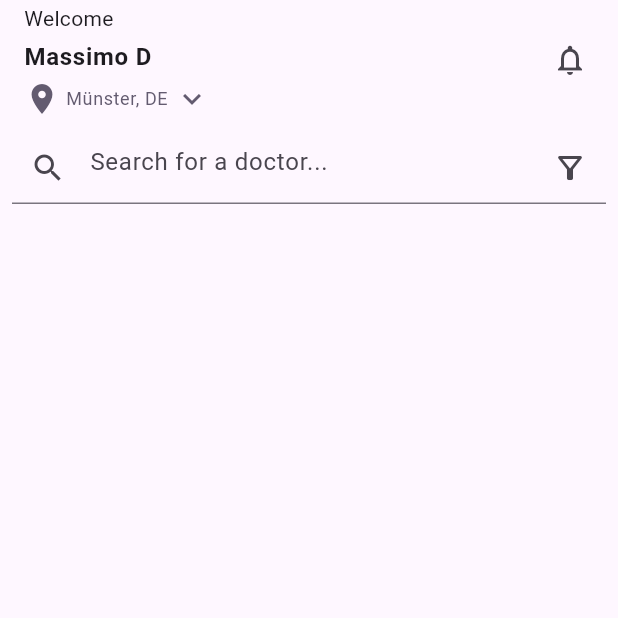
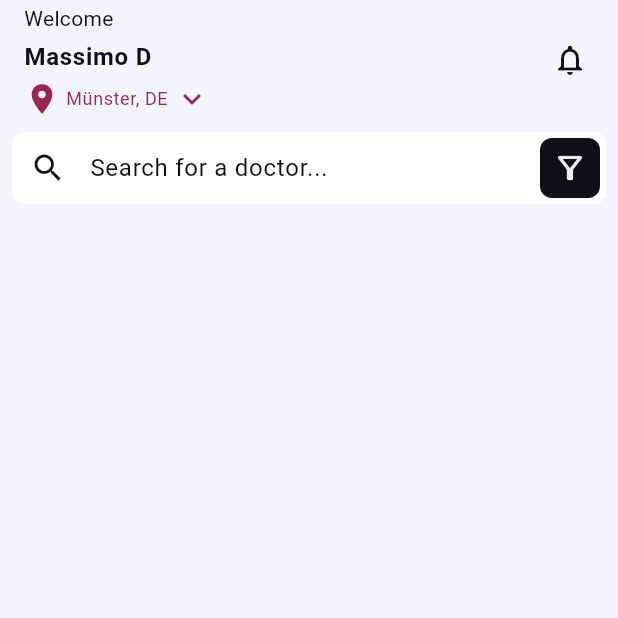
Before and after one commit to HSayer44/doctors, a Flutter app: the screen it shows after launch, on a phone screen of 412 x 824 dp, the top half of it. Run offline on Flutter 3.47's test engine with Material 3 defaults, Android fonts, the phone set to English and light mode, and no system bars; our stand-ins replace google_fonts.

Commit message:
app theme

```diff
--- a/lib/main.dart
+++ b/lib/main.dart
@@ -1,4 +1,5 @@
 import 'package:doctors/screens/home_screen.dart';
+import 'package:doctors/shared/theme/app_theme.dart';
 import 'package:flutter/material.dart';
 
 void main() {
@@ -12,10 +13,7 @@ class MyApp extends StatelessWidget {
   Widget build(BuildContext context) {
     return MaterialApp(
       title: 'Flutter Demo',
-      theme: ThemeData(
-        colorScheme: ColorScheme.fromSeed(seedColor: Colors.deepPurple),
-        useMaterial3: true,
-      ),
+      theme: const AppTheme().themeData,
       home: const HomeScreen(),
     );
   }
--- a/lib/screens/home_screen.dart
+++ b/lib/screens/home_screen.dart
@@ -58,7 +58,12 @@ class HomeView extends StatelessWidget {
                   suffixIcon: Container(
                       margin: const EdgeInsets.all(4),
                       padding: const EdgeInsets.all(8),
-                      child: const Icon(Icons.filter_alt_outlined)),
+                      decoration:
+                          BoxDecoration(color: colorScheme.onSurfaceVariant, borderRadius: BorderRadius.circular(8)),
+                      child: Icon(
+                        Icons.filter_alt_outlined,
+                        color: colorScheme.surfaceVariant,
+                      )),
                 ),
               ),
             )),
--- /dev/null
+++ b/lib/shared/theme/app_theme.dart
@@ -0,0 +1,104 @@
+import 'package:flutter/material.dart';
+import 'package:google_fonts/google_fonts.dart';
+
+class AppTheme {
+  const AppTheme();
+
+  ThemeData get themeData {
+    return ThemeData(
+      useMaterial3: true,
+      colorScheme: _colorScheme,
+      textTheme: _textTheme,
+      inputDecorationTheme: _inputDecorationTheme,
+      filledButtonTheme: _filledButtonTheme,
+    );
+  }
+
+  static ColorScheme get _colorScheme {
+    return const ColorScheme(
+      brightness: Brightness.light,
+      primary: Color(0xff909cdf),
+      onPrimary: Color(0xffFFFFFF),
+      primaryContainer: Color(0xfff2f3fb),
+      onPrimaryContainer: Color(0xff000000),
+      secondary: Color(0xff9c254d),
+      onSecondary: Color(0xffffffff),
+      secondaryContainer: Color(0xffdfa3b7),
+      tertiary: Color(0xffb6c2ff),
+      tertiaryContainer: Color(0xffffffff),
+      errorContainer: Color(0xfffcd8df),
+      onErrorContainer: Color(0xff000000),
+      surfaceVariant: Color(0xffeeeeee),
+      outline: Color(0xff737373),
+      outlineVariant: Color(0xffbfbfbf),
+      inverseSurface: Color(0xff121212),
+      surfaceTint: Color(0xff909cdf),
+      error: Color(0xFF5e162e),
+      onError: Color(0xFFf5e9ed),
+      background: Color(0xFFFFFFFF),
+      onBackground: Color(0xff000000),
+      surface: Color(0xFFf4f5fc),
+      onSurface: Color(0xFF0e1016),
+    );
+  }
+
+  static TextTheme get _textTheme {
+    const textTheme = TextTheme();
+
+    final bodyFont = GoogleFonts.ibmPlexSansTextTheme(textTheme);
+    final headingFont = GoogleFonts.syneMonoTextTheme(textTheme);
+
+    return bodyFont.copyWith(
+      displayLarge: headingFont.displayLarge,
+      displayMedium: headingFont.displayMedium,
+      displaySmall: headingFont.displaySmall,
+      headlineLarge: headingFont.headlineLarge,
+      headlineMedium: headingFont.headlineMedium,
+      headlineSmall: headingFont.headlineSmall,
+      bodyLarge: bodyFont.bodyLarge,
+      bodyMedium: bodyFont.bodyMedium,
+      bodySmall: bodyFont.bodySmall,
+    );
+  }
+
+  static InputDecorationTheme get _inputDecorationTheme {
+    return InputDecorationTheme(
+      filled: true,
+      fillColor: _colorScheme.background,
+      border: InputBorder.none,
+      contentPadding: const EdgeInsets.symmetric(
+        horizontal: 12.0,
+        vertical: 12.0,
+      ),
+      enabledBorder: _enabledBorder,
+      focusedBorder: _focusedBorder,
+      disabledBorder: _disabledBorder,
+    );
+  }
+
+  static FilledButtonThemeData get _filledButtonTheme {
+    return FilledButtonThemeData(
+      style: FilledButton.styleFrom(
+        foregroundColor: Colors.white,
+        shape: RoundedRectangleBorder(
+          borderRadius: BorderRadius.circular(8.0),
+        ),
+      ),
+    );
+  }
+
+  static InputBorder get _enabledBorder => OutlineInputBorder(
+        borderRadius: BorderRadius.circular(8.0),
+        borderSide: const BorderSide(color: Colors.transparent),
+      );
+
+  static InputBorder get _focusedBorder => OutlineInputBorder(
+        borderRadius: BorderRadius.circular(8.0),
+        borderSide: BorderSide.none,
+      );
+
+  static InputBorder get _disabledBorder => OutlineInputBorder(
+        borderRadius: BorderRadius.circular(8.0),
+        borderSide: BorderSide(color: Colors.grey.withOpacity(0.2)),
+      );
+}
--- a/pubspec.yaml
+++ b/pubspec.yaml
@@ -12,6 +12,7 @@ dependencies:
     sdk: flutter
   cupertino_icons: ^1.0.6
   flutter_launcher_icons: ^0.13.1
+  google_fonts: ^6.2.1
 
 
 dev_dependencies:
```
Also changed, not shown: pubspec.lock, 7 other files.
